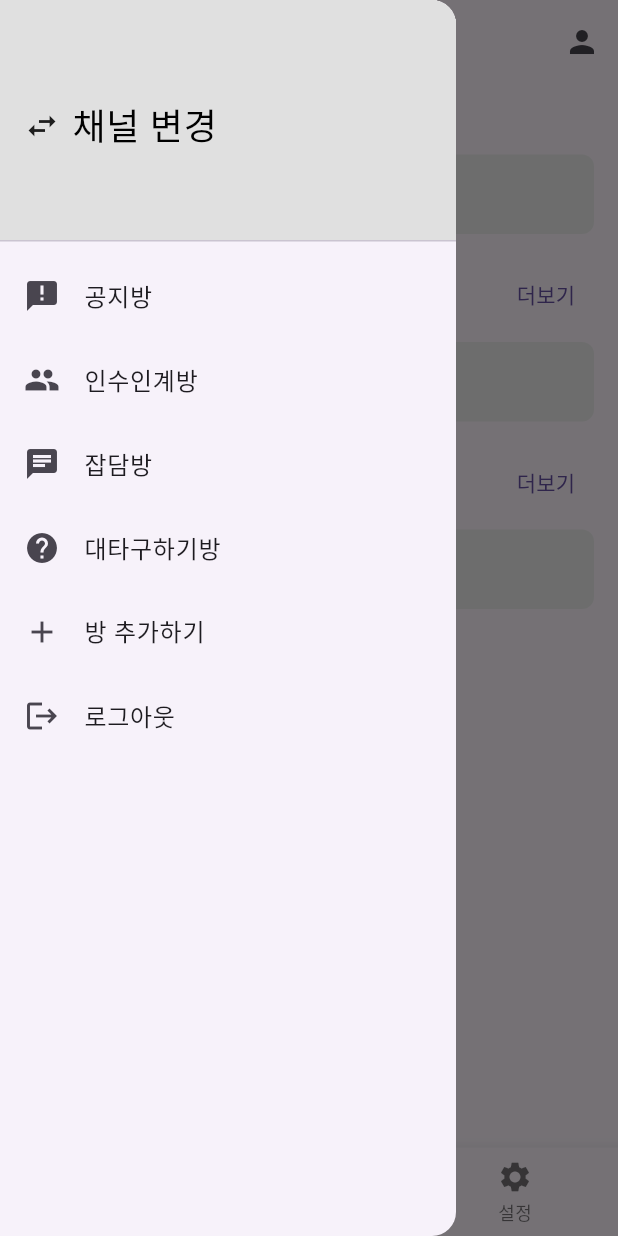
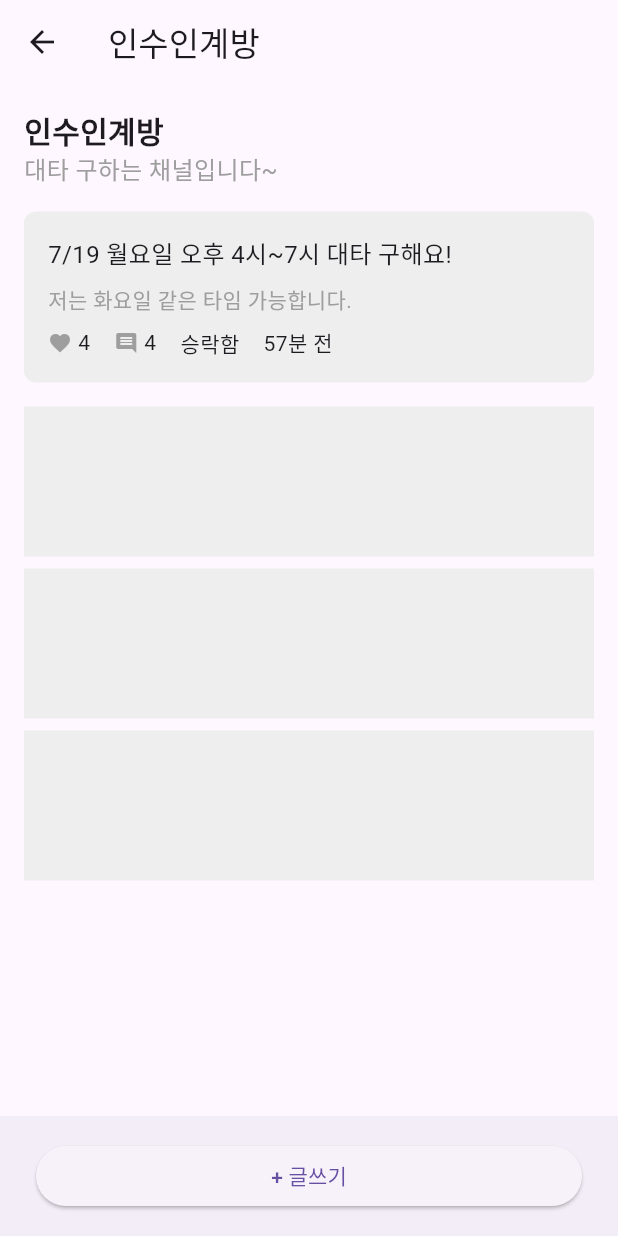
Before and after one commit to jaehee831/Madcamp-week4-FE, a Flutter app: the HomePage screen opened directly with empty values, after a tap on the "menu" icon, after a tap on "인수인계방", on a phone screen of 412 x 824 dp. Run offline on Flutter 3.47's test engine with Material 3 defaults, Android fonts, the phone set to English and light mode, and no system bars; missing offline and left inert: kakao_flutter_sdk, mysql_client.

Commit message:
공지방 글쓰기 화면까지 구현(더미)

```diff
--- /dev/null
+++ b/lib/channel_board_page.dart
@@ -0,0 +1,107 @@
+import 'package:flutter/material.dart';
+import 'write_post_page.dart'; // Import the new write post page
+
+class ChannelBoardPage extends StatelessWidget {
+  final String channelName;
+
+  const ChannelBoardPage({super.key, required this.channelName});
+
+  @override
+  Widget build(BuildContext context) {
+    return Scaffold(
+      appBar: AppBar(
+        title: Text(channelName),
+      ),
+      body: Padding(
+        padding: const EdgeInsets.all(16.0),
+        child: Column(
+          crossAxisAlignment: CrossAxisAlignment.start,
+          children: [
+            Text(
+              channelName,
+              style: TextStyle(fontSize: 20.0, fontWeight: FontWeight.bold),
+            ),
+            Text(
+              '대타 구하는 채널입니다~',
+              style: TextStyle(fontSize: 16.0, color: Colors.grey),
+            ),
+            const SizedBox(height: 16.0),
+            Container(
+              width: double.infinity,
+              padding: const EdgeInsets.all(16.0),
+              decoration: BoxDecoration(
+                color: Colors.grey[200],
+                borderRadius: BorderRadius.circular(8.0),
+              ),
+              child: Column(
+                crossAxisAlignment: CrossAxisAlignment.start,
+                children: [
+                  Text(
+                    '7/19 월요일 오후 4시~7시 대타 구해요!',
+                    style: TextStyle(fontSize: 16.0),
+                  ),
+                  const SizedBox(height: 8.0),
+                  Text(
+                    '저는 화요일 같은 타임 가능합니다.',
+                    style: TextStyle(fontSize: 14.0, color: Colors.grey),
+                  ),
+                  const SizedBox(height: 8.0),
+                  Row(
+                    children: [
+                      Icon(Icons.favorite, size: 16.0, color: Colors.grey),
+                      const SizedBox(width: 4.0),
+                      Text('4'),
+                      const SizedBox(width: 16.0),
+                      Icon(Icons.comment, size: 16.0, color: Colors.grey),
+                      const SizedBox(width: 4.0),
+                      Text('4'),
+                      const SizedBox(width: 16.0),
+                      Text('승락함'),
+                      const SizedBox(width: 16.0),
+                      Text('57분 전'),
+                    ],
+                  ),
+                ],
+              ),
+            ),
+            const SizedBox(height: 16.0),
+            // 다른 게시글들을 위한 더미 컨테이너들
+            Container(
+              width: double.infinity,
+              height: 100.0,
+              color: Colors.grey[200],
+            ),
+            const SizedBox(height: 8.0),
+            Container(
+              width: double.infinity,
+              height: 100.0,
+              color: Colors.grey[200],
+            ),
+            const SizedBox(height: 8.0),
+            Container(
+              width: double.infinity,
+              height: 100.0,
+              color: Colors.grey[200],
+            ),
+          ],
+        ),
+      ),
+      bottomNavigationBar: BottomAppBar(
+        child: Padding(
+          padding: const EdgeInsets.all(8.0),
+          child: ElevatedButton(
+            onPressed: () {
+              Navigator.push(
+                context,
+                MaterialPageRoute(
+                  builder: (context) => WritePostPage(channelName: channelName),
+                ),
+              );
+            },
+            child: Text('+ 글쓰기'),
+          ),
+        ),
+      ),
+    );
+  }
+}
--- a/lib/homepage.dart
+++ b/lib/homepage.dart
@@ -2,6 +2,7 @@ import 'package:flutter/material.dart';
 import 'package:madcamp_week4_front/admin/admin_profile.dart';
 import 'salary_details_page.dart'; // Import the new screen
 import 'homepage_no_store_worker.dart'; // Ensure this import is correct based on your project structure
+import 'channel_board_page.dart'; // Import the new channel board page
 
 class HomePage extends StatelessWidget {
   final int userId;
@@ -16,33 +17,30 @@ class HomePage extends StatelessWidget {
       context: context,
       builder: (BuildContext context) {
         return AlertDialog(
-          title: const Text('채널 변경'),
-          content: SizedBox(
+          title: Text('채널 변경'),
+          content: Container(
             width: double.minPositive,
             child: ListView(
               shrinkWrap: true,
               children: [
                 ListTile(
-                  title: const Text('버거킹 공동점'),
+                  title: Text('버거킹 공동점'),
                   onTap: () {
                     // 채널 변경 로직 추가
                   },
                 ),
                 ListTile(
-                  title: const Text('엔제리너스 어은점'),
+                  title: Text('엔제리너스 어은점'),
                   onTap: () {
                     // 채널 변경 로직 추가
                   },
                 ),
                 ListTile(
-                  title: const Text('+ 채널 추가하기'),
+                  title: Text('+ 채널 추가하기'),
                   onTap: () {
                     Navigator.push(
                       context,
-                      MaterialPageRoute(
-                          builder: (context) => HomepageNoStoreWorker(
-                              userId:
-                                  userId)), // Make sure the import is correct
+                      MaterialPageRoute(builder: (context) => HomepageNoStoreWorker(userId: userId)), // Make sure the import is correct
                     );
                   },
                 ),
@@ -51,7 +49,7 @@ class HomePage extends StatelessWidget {
           ),
           actions: [
             TextButton(
-              child: const Text('닫기'),
+              child: Text('닫기'),
               onPressed: () {
                 Navigator.of(context).pop();
               },
@@ -59,6 +57,15 @@ class HomePage extends StatelessWidget {
           ],
         );
       },
+    );
+  }
+
+  void _navigateToChannelBoard(BuildContext context, String channelName) {
+    Navigator.push(
+      context,
+      MaterialPageRoute(
+        builder: (context) => ChannelBoardPage(channelName: channelName),
+      ),
     );
   }
 
@@ -81,8 +88,7 @@ class HomePage extends StatelessWidget {
             onPressed: () {
               Navigator.push(
                 context,
-                MaterialPageRoute(
-                    builder: (context) => AdminProfile(userId: userId)),
+                MaterialPageRoute(builder: (context) => AdminProfile(userId: userId)),
               );
             },
           ),
@@ -98,7 +104,7 @@ class HomePage extends StatelessWidget {
               ),
               child: GestureDetector(
                 onTap: () => _showChannelChangePopup(context),
-                child: const Row(
+                child: Row(
                   children: [
                     Icon(Icons.swap_horiz),
                     SizedBox(width: 8.0),
@@ -114,43 +120,35 @@ class HomePage extends StatelessWidget {
               ),
             ),
             ListTile(
-              leading: const Icon(Icons.announcement),
-              title: const Text('공지방'),
-              onTap: () {
-                // 공지방 클릭 시 동작 추가
-              },
+              leading: Icon(Icons.announcement),
+              title: Text('공지방'),
+              onTap: () => _navigateToChannelBoard(context, '공지방'),
             ),
             ListTile(
-              leading: const Icon(Icons.group),
-              title: const Text('인수인계방'),
-              onTap: () {
-                // 인수인계방 클릭 시 동작 추가
-              },
+              leading: Icon(Icons.group),
+              title: Text('인수인계방'),
+              onTap: () => _navigateToChannelBoard(context, '인수인계방'),
             ),
             ListTile(
-              leading: const Icon(Icons.chat),
-              title: const Text('잡담방'),
-              onTap: () {
-                // 잡담방 클릭 시 동작 추가
-              },
+              leading: Icon(Icons.chat),
+              title: Text('잡담방'),
+              onTap: () => _navigateToChannelBoard(context, '잡담방'),
             ),
             ListTile(
-              leading: const Icon(Icons.help),
-              title: const Text('대타구하기방'),
-              onTap: () {
-                // 대타구하기방 클릭 시 동작 추가
-              },
+              leading: Icon(Icons.help),
+              title: Text('대타구하기방'),
+              onTap: () => _navigateToChannelBoard(context, '대타구하기방'),
             ),
             ListTile(
-              leading: const Icon(Icons.add),
-              title: const Text('방 추가하기'),
+              leading: Icon(Icons.add),
+              title: Text('방 추가하기'),
               onTap: () {
                 // 방 추가하기 클릭 시 동작 추가
               },
             ),
             ListTile(
-              leading: const Icon(Icons.logout),
-              title: const Text('로그아웃'),
+              leading: Icon(Icons.logout),
+              title: Text('로그아웃'),
               onTap: () {
                 // 로그아웃 클릭 시 동작 추가
               },
@@ -224,9 +222,7 @@ class HomePage extends StatelessWidget {
                   onPressed: () {
                     Navigator.push(
                       context,
-                      MaterialPageRoute(
-                          builder: (context) =>
-                              SalaryDetailsPage()), // Navigate to the new screen
+                      MaterialPageRoute(builder: (context) => SalaryDetailsPage()), // Navigate to the new screen
                     );
                   },
                   child: const Text('더보기'),
```
Also changed, not shown: lib/write_post_page.dart (added, +68 -0 lines).
